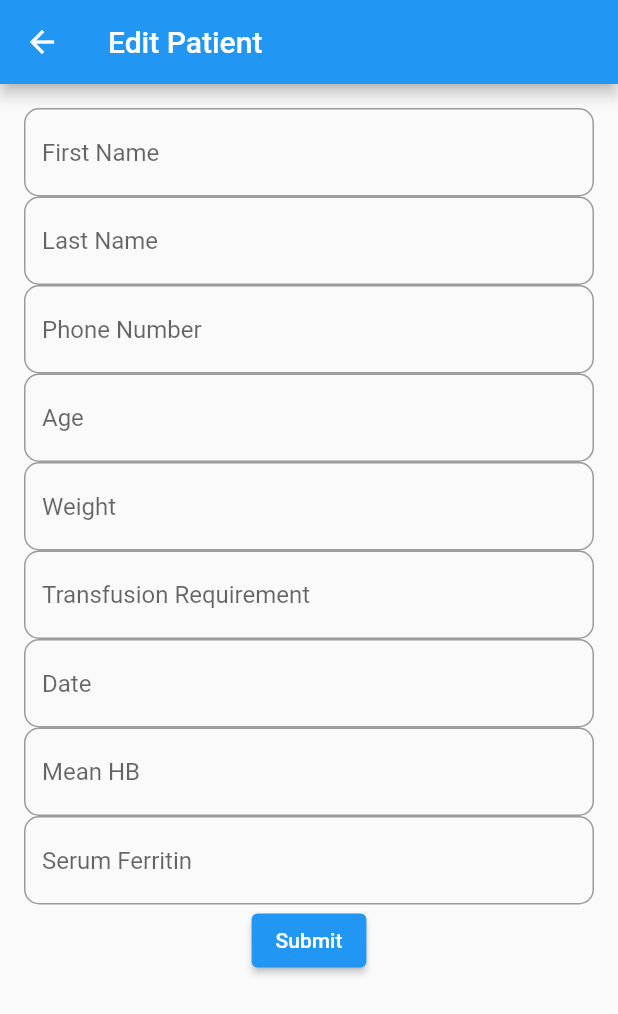
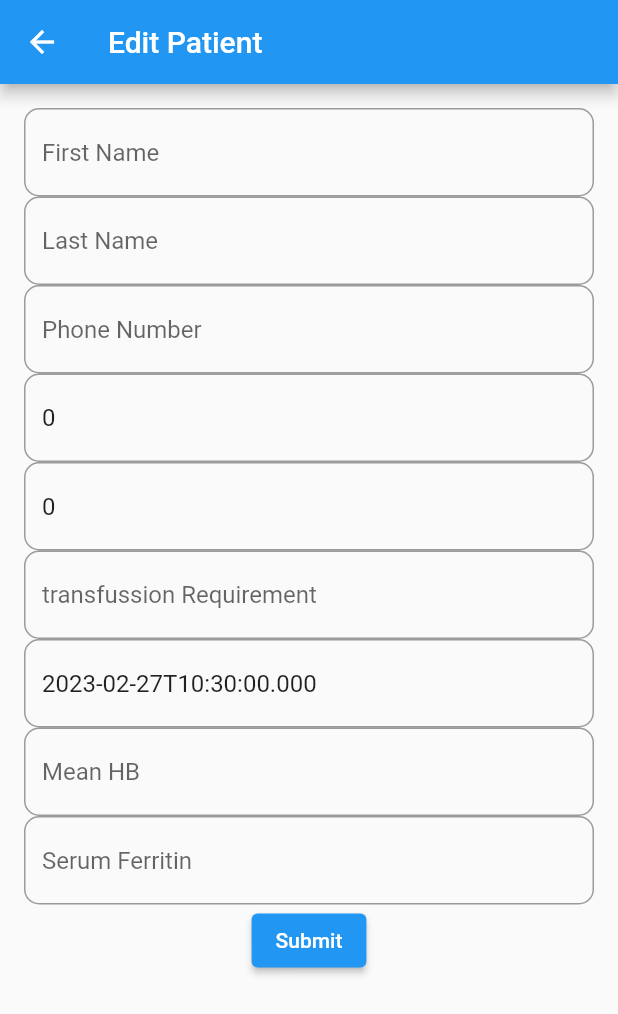
Before and after one commit to MadhurShrestha/patient_records, a Flutter app: the EditSinglePatient screen opened directly with empty values, after a tap on "Submit", on a phone screen of 412 x 824 dp. Shown: the top 1014 px of the screen. Run offline on Flutter 3.47's test engine with Material 2 defaults, Android fonts, the phone set to English and light mode, and no system bars; missing offline and left inert: dart:ffi; network calls fail.

Commit message:
Added all fields and controllers for adding patients

```diff
--- a/lib/edit_single_patient.dart
+++ b/lib/edit_single_patient.dart
@@ -21,8 +21,8 @@ class _EditSinglePatientState extends State<EditSinglePatient> {
   TextEditingController numberController = TextEditingController();
   TextEditingController weightController = TextEditingController();
   TextEditingController ageController = TextEditingController();
-  TextEditingController _date = TextEditingController();
-  TextEditingController transfusionRequirementController =
+  TextEditingController dateController = TextEditingController();
+  TextEditingController transfussionRequirementController =
   TextEditingController();
   TextEditingController meanHbController = TextEditingController();
   TextEditingController serumFerritinController = TextEditingController();
@@ -34,14 +34,16 @@ class _EditSinglePatientState extends State<EditSinglePatient> {
     // print('kjwkejhrkwejrh');
     print(widget.patient['id']);
     firstNameController.text = widget.patient['attributes']['first_name'];
+    lastNameController.text = widget.patient['attributes']['last_name'];
+
     // lastNameController.text = widget.patient['attributes']['last_name'];
-    // numberController.text = widget.patient['attributes']['number'];
-    // weightController.text = widget.patient['attributes']['weight'];
-    // ageController.text = widget.patient['attributes']['age'];
-    // _date.text = widget.patient['attributes']['date'];
-    // transfusionRequirementController.text = widget.patient['attributes']['transfusion_requirement'];
-    // meanHbController.text = widget.patient['attributes']['mean_hb'];
-    // serumFerritinController.text = widget.patient['attributes']['serrumferritin'];
+    numberController.text = widget.patient['attributes']['contact_number'].toString();
+    weightController.text = widget.patient['attributes']['weight'].toString();
+    ageController.text = widget.patient['attributes']['age'].toString();
+    dateController.text = widget.patient['attributes']['start_date'].toString();
+    transfussionRequirementController.text = widget.patient['attributes']['transfussion_requirement'].toString();
+    meanHbController.text = widget.patient['attributes']['mean_hb'].toString();
+    serumFerritinController.text = widget.patient['attributes']['serum_ferritin'].toString();
 
   }
 
@@ -112,11 +114,11 @@ class _EditSinglePatientState extends State<EditSinglePatient> {
                           ))),
                 ),
                 TextField(
-                  controller: transfusionRequirementController,
+                  controller: transfussionRequirementController,
                   keyboardType: TextInputType.number,
                   maxLength: 3,
                   decoration: const InputDecoration(
-                      hintText: 'Transfusion Requirement',
+                      hintText: 'transfussion Requirement',
                       counter: SizedBox.shrink(),
                       border: OutlineInputBorder(
                           borderRadius: BorderRadius.all(
@@ -124,7 +126,7 @@ class _EditSinglePatientState extends State<EditSinglePatient> {
                           ))),
                 ),
                 TextField(
-                  controller: _date,
+                  controller: dateController,
                   decoration: const InputDecoration(
                     hintText: 'Date',
                     border: OutlineInputBorder(
@@ -139,7 +141,7 @@ class _EditSinglePatientState extends State<EditSinglePatient> {
 
                     if (pickeddate != null) {
                       setState(() {
-                        _date.text = DateFormat('yyyy-mm-dd').format(pickeddate);
+                        dateController.text = DateFormat('yyyy-mm-dd').format(pickeddate);
                       });
                     }
                   },
@@ -181,13 +183,13 @@ class _EditSinglePatientState extends State<EditSinglePatient> {
                       Map<String, String> dataToUpdate = {
                         'first_name': firstNameController.text,
                         'last_name': lastNameController.text,
-                        'number': numberController.text,
+                        'contact_number': numberController.text,
                         'age': ageController.text,
                         'weight': weightController.text,
-                        'transfusion_requirement': transfusionRequirementController.text,
-                        'date': _date.text,
+                        'transfussion_requirement': transfussionRequirementController.text,
+                        'start_date': dateController.text,
                         'mean_hb': meanHbController.text,
-                        'serrum_ferritin': serumFerritinController.text,
+                        'serum_ferritin': serumFerritinController.text,
 
                       };
 
@@ -201,14 +203,16 @@ class _EditSinglePatientState extends State<EditSinglePatient> {
 
                         //   print(widget.patient['attributes']['first_name'] = firstNameController.text);
                           widget.patient['attributes']['first_name'] = firstNameController.text;
-                        //   widget.patient['attributes']['last_name'] = lastNameController.text;
-                        //   widget.patient['attributes']['number'] = numberController.text;
-                        //   widget.patient['attributes']['weight'] = weightController.text;
-                        //   widget.patient['attributes']['age'] = ageController.text;
-                        //   widget.patient['attributes']['date'] = _date.text;
-                        //   widget.patient['attributes']['transfusion_requirement'] = transfusionRequirementController.text;
-                        //   widget.patient['attributes']['mean_hb'] = meanHbController.text;
-                        //   widget.patient['attributes']['serrum_ferritin'] = serumFerritinController.text;
+                          widget.patient['attributes']['last_name'] = lastNameController.text;
+
+                          //   widget.patient['attributes']['last_name'] = lastNameController.text;
+                          widget.patient['attributes']['contact_number'] = numberController.text;
+                          widget.patient['attributes']['weight'] = weightController.text;
+                          widget.patient['attributes']['age'] = ageController.text;
+                          widget.patient['attributes']['start_date'] = dateController.text;
+                          widget.patient['attributes']['transfussion_requirement'] = transfussionRequirementController.text;
+                          widget.patient['attributes']['mean_hb'] = meanHbController.text;
+                          widget.patient['attributes']['serum_ferritin'] = serumFerritinController.text;
                         //
                         //
                         //
```
Also changed, not shown: lib/add_patient.dart (+29 -12 lines).
